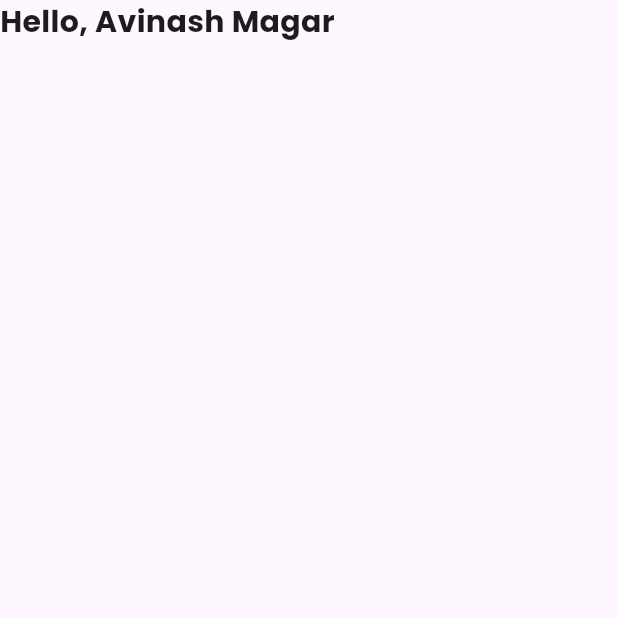
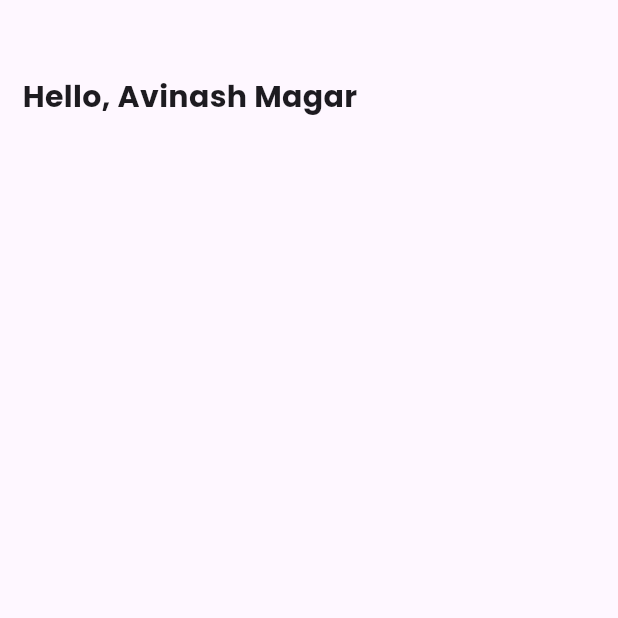
Before and after one commit to Avinash174/khana-khazana, a Flutter app: the screen it shows after launch, on a phone screen of 412 x 824 dp, the top half of it. Run offline on Flutter 3.47's test engine with Material 3 defaults, Android fonts, the phone set to English and light mode, and no system bars; our stand-ins replace google_fonts.

Commit message:
new changes done

```diff
--- a/lib/pages/home_page.dart
+++ b/lib/pages/home_page.dart
@@ -11,16 +11,23 @@ class HomePage extends StatefulWidget {
 class _HomePageState extends State<HomePage> {
   @override
   Widget build(BuildContext context) {
-    return SafeArea(
-      child: Scaffold(
-        body: Container(
-          child: Text(
-            'Hello, Avinash Magar',
-            style: GoogleFonts.poppins(
-              fontSize: 20.0,
-              fontWeight: FontWeight.w700,
+    return Scaffold(
+      body: Container(
+        margin: const EdgeInsets.only(
+          top: 50.0,
+          left: 15.0,
+          right: 15.0,
+        ),
+        child: Column(
+          children: [
+            Text(
+              'Hello, Avinash Magar',
+              style: GoogleFonts.poppins(
+                fontSize: 20.0,
+                fontWeight: FontWeight.bold,
+              ),
             ),
-          ),
+          ],
         ),
       ),
     );
--- /dev/null
+++ b/lib/widget/widget_support.dart
@@ -0,0 +1,5 @@
+import 'package:flutter/material.dart';
+
+class AppWidgets{
+
+}
```
